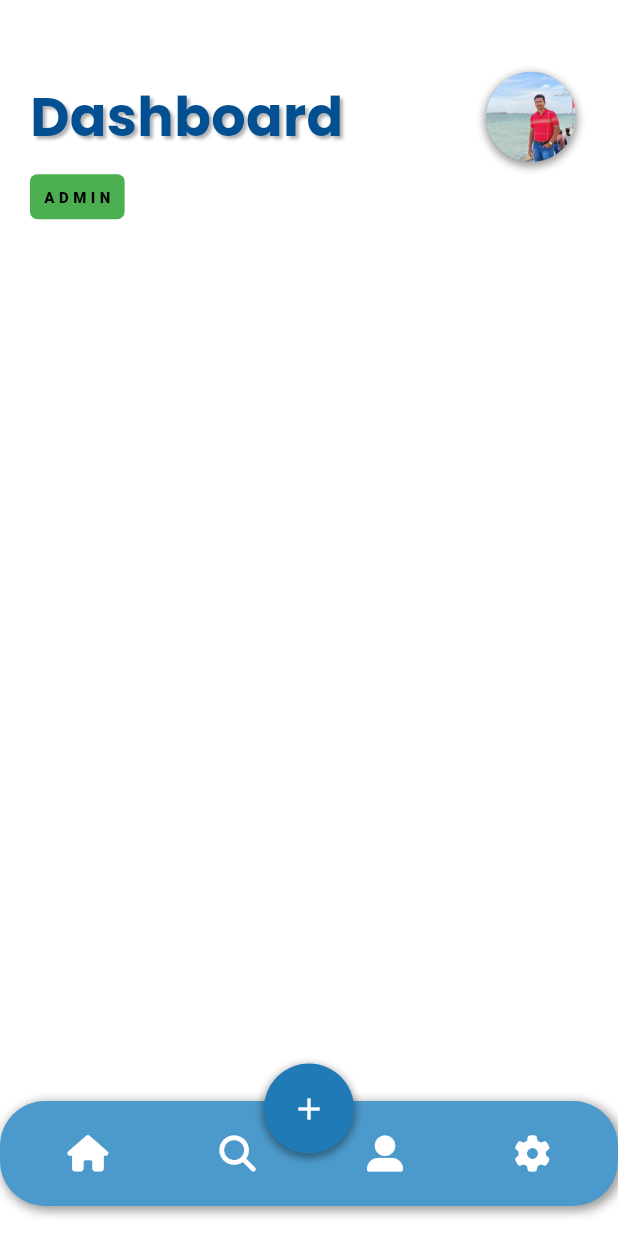
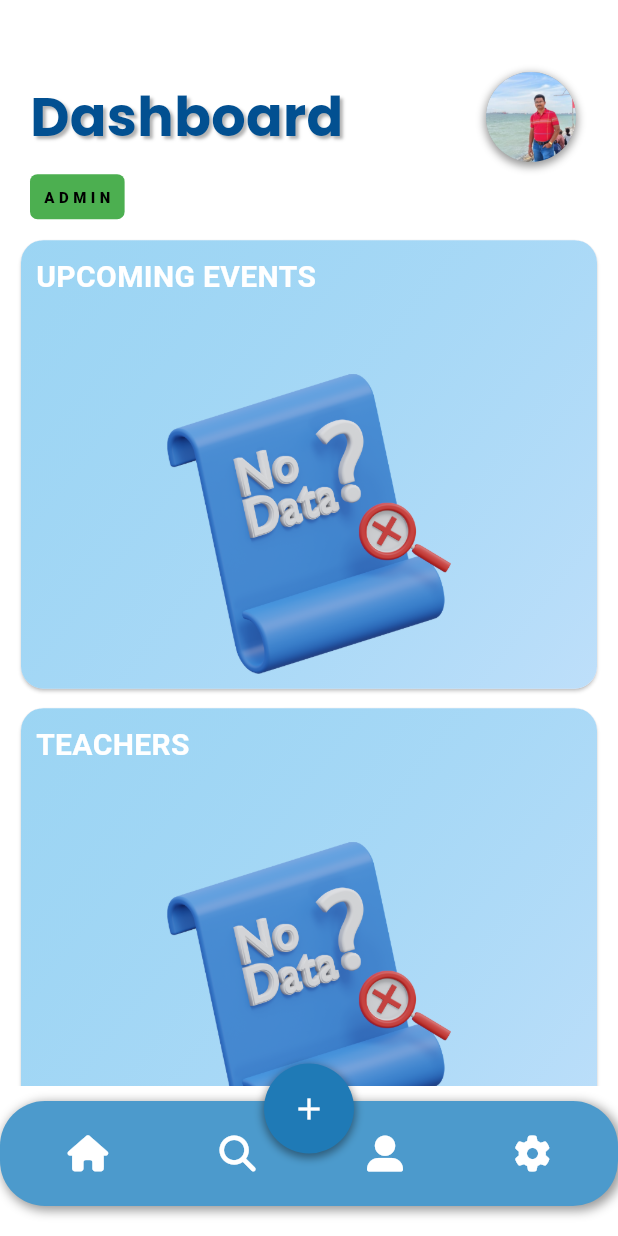
Before and after one commit to TryCatchRaunak/iemkaksha_app, a Flutter app: the AdminDashBoard screen opened directly, on a phone screen of 412 x 824 dp. Run offline on Flutter 3.47's test engine with Material 3 defaults, Android fonts, the phone set to English and light mode, and no system bars; our stand-ins replace font_awesome_flutter, google_fonts, video_player.

Commit message:
added event and teacher cards to dashboard

```diff
--- a/lib/screens/admin_dashboard.dart
+++ b/lib/screens/admin_dashboard.dart
@@ -40,7 +40,7 @@ class AdminDashBoard extends StatelessWidget {
                     ),
                     PopupMenuButton(
                       offset: const Offset(
-                          2010, 70), //shifting the popmenubutton downwards
+                          2010, 70), //shifting the popup button downwards
                       itemBuilder: (context) => [
                         const PopupMenuItem(
                           value: 'manage_profile',
@@ -121,9 +121,20 @@ class AdminDashBoard extends StatelessWidget {
             ),
           ),
           Expanded(
-            child: Container(
-                // Your main body content goes here
-                ),
+            child: Padding(
+              padding: const EdgeInsets.all(10.0),
+              child: ListView(
+                children: const [
+                  CardWidget(
+                    title: 'UPCOMING EVENTS',
+                  ),
+                  SizedBox(height: 5.0),
+                  CardWidget(
+                    title: 'TEACHERS',
+                  ),
+                ],
+              ),
+            ),
           ),
         ],
       ),
@@ -207,3 +218,72 @@ class AdminDashBoard extends StatelessWidget {
     );
   }
 }
+
+class CardWidget extends StatelessWidget {
+  final String title;
+
+  const CardWidget({super.key, required this.title});
+
+  @override
+  Widget build(BuildContext context) {
+    return Card(
+      shape: RoundedRectangleBorder(
+        borderRadius: BorderRadius.circular(15.0),
+      ),
+      child: Container(
+        decoration: BoxDecoration(
+          borderRadius: BorderRadius.circular(15),
+          gradient: const LinearGradient(
+            begin: Alignment.topLeft,
+            end: Alignment.bottomRight,
+            colors: [
+              Color.fromARGB(171, 111, 199, 240),
+              Color.fromARGB(255, 190, 223, 250),
+            ],
+          ),
+        ),
+        child: Padding(
+          padding: const EdgeInsets.all(10.0),
+          child: Column(
+            crossAxisAlignment: CrossAxisAlignment.start,
+            children: <Widget>[
+              Text(
+                title,
+                style: const TextStyle(
+                  fontSize: 20.0,
+                  fontWeight: FontWeight.bold,
+                  color: Colors.white,
+                ),
+              ),
+              const SizedBox(height: 50),
+              if (title == 'UPCOMING EVENTS')
+                Align(
+                  alignment: Alignment.center,
+                  child: SizedBox(
+                    width: 200,
+                    height: 200,
+                    child: Image.asset(
+                      'assets/no_data.png',
+                      fit: BoxFit.contain,
+                    ),
+                  ),
+                ),
+              if (title == 'TEACHERS')
+                Align(
+                  alignment: Alignment.center,
+                  child: SizedBox(
+                    width: 200,
+                    height: 200,
+                    child: Image.asset(
+                      'assets/no_data.png',
+                      fit: BoxFit.contain,
+                    ),
+                  ),
+                ),
+            ],
+          ),
+        ),
+      ),
+    );
+  }
+}
--- a/pubspec.yaml
+++ b/pubspec.yaml
@@ -74,6 +74,7 @@ flutter:
       - assets/upper_pattern.png
       - assets/admin_dashboard_background.png
       - assets/1.jpg
+      - assets/no_data.png
 
   # An image asset can refer to one or more resolution-specific "variants", see
   # https://flutter.dev/assets-and-images/#resolution-aware
```
Also changed, not shown: assets/no_data.png (added).
